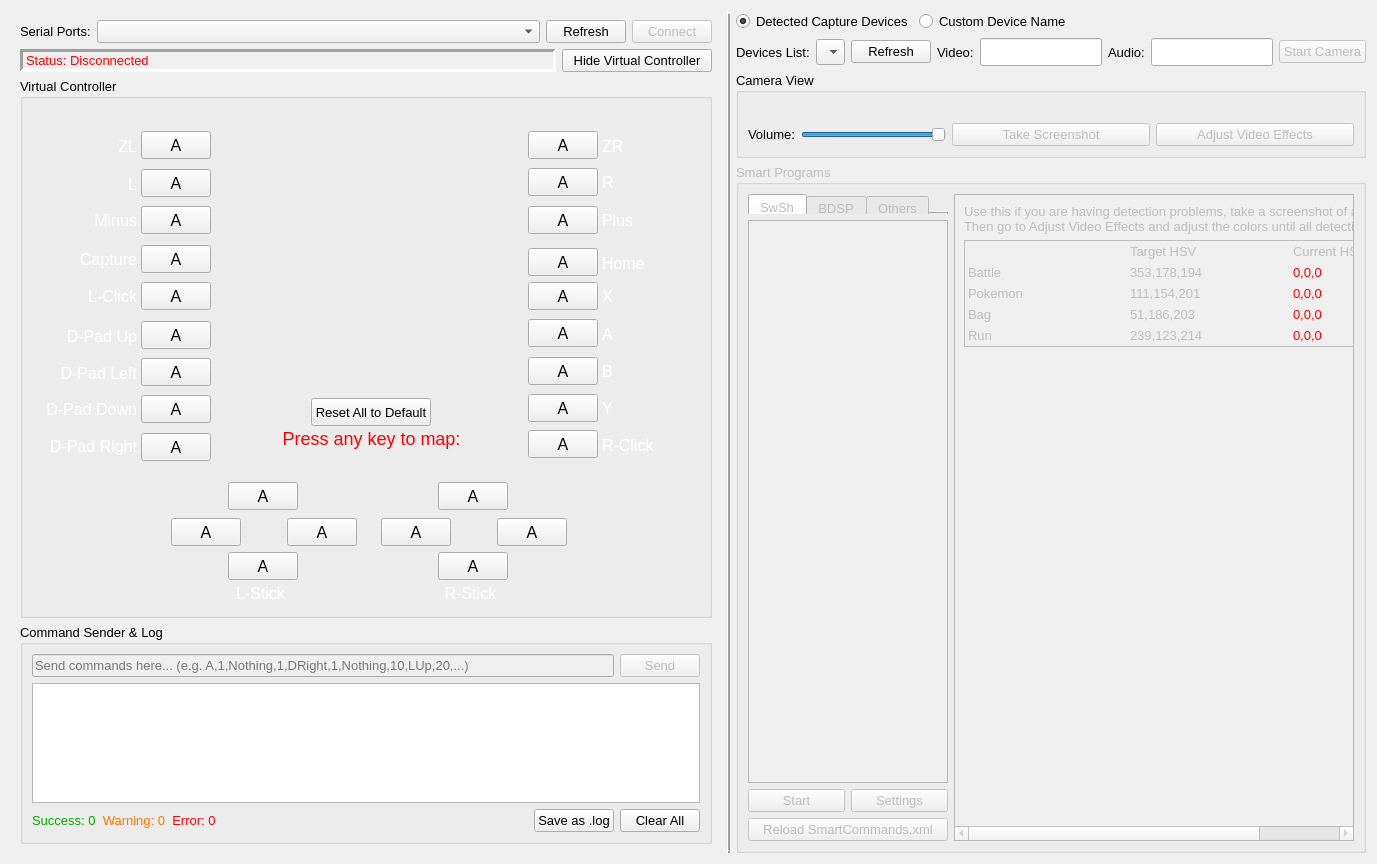
This is remotecontrollerwindow.ui in brianuuu/AutoControllerHelper as Qt 5 draws it before an edit. The edited form follows.
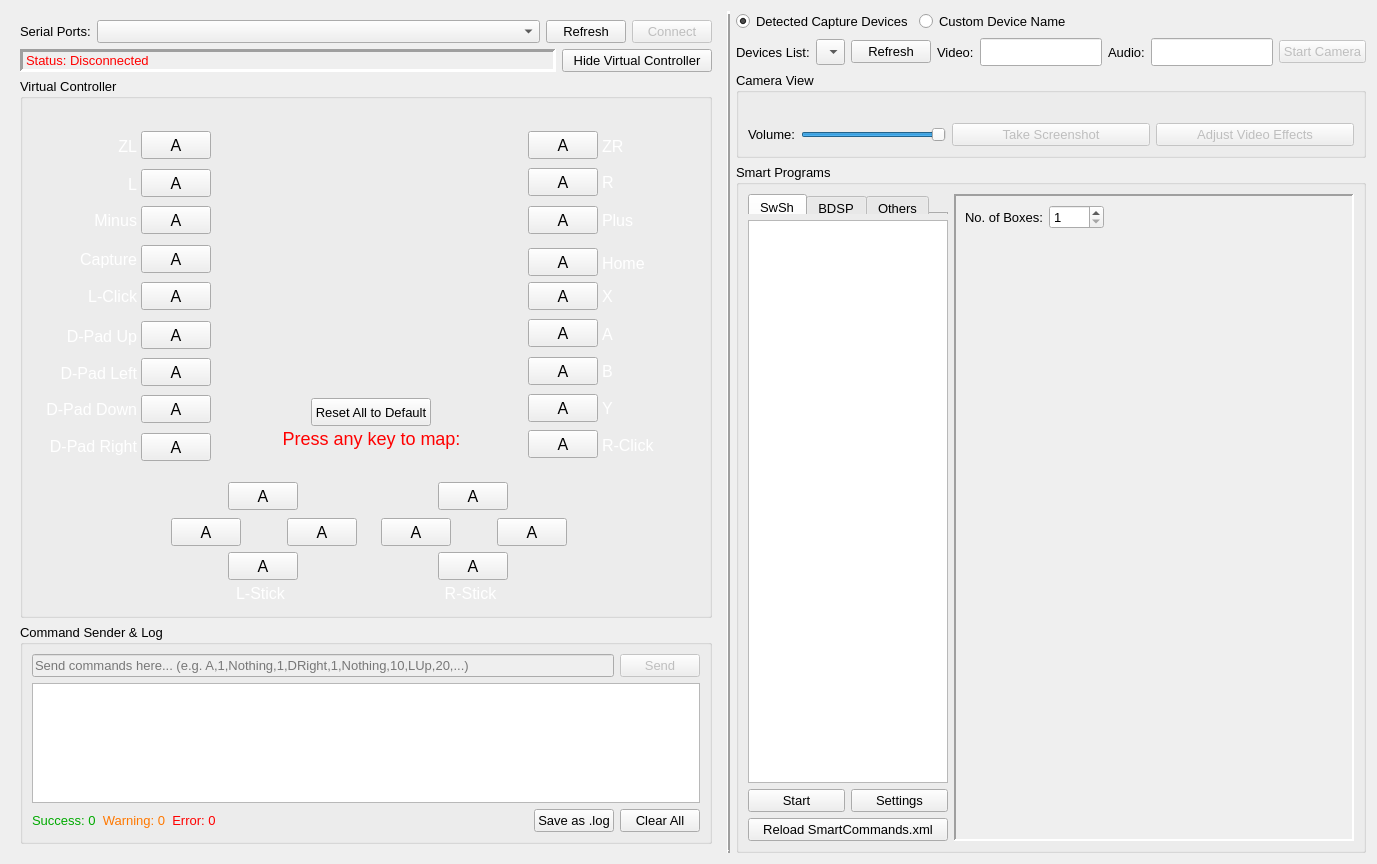
This is the edited form. Icons and pictures are not drawn. Custom widgets are drawn as their Qt base class.

```diff
--- a/remotecontrollerwindow.ui
+++ b/remotecontrollerwindow.ui
@@ -1575,7 +1575,7 @@
      <item>
       <widget class="QGroupBox" name="GB_SmartProgram">
        <property name="enabled">
-        <bool>false</bool>
+        <bool>true</bool>
        </property>
        <property name="sizePolicy">
         <sizepolicy hsizetype="Expanding" vsizetype="Expanding">
@@ -1686,7 +1686,7 @@
              </sizepolicy>
             </property>
             <property name="currentIndex">
-             <number>8</number>
+             <number>9</number>
             </property>
             <widget class="QWidget" name="page">
              <layout class="QVBoxLayout" name="verticalLayout_7">
@@ -2806,6 +2806,12 @@
               </property>
               <item>
                <widget class="QScrollArea" name="scrollArea_9">
+                <property name="frameShape">
+                 <enum>QFrame::Panel</enum>
+                </property>
+                <property name="lineWidth">
+                 <number>2</number>
+                </property>
                 <property name="widgetResizable">
                  <bool>true</bool>
                 </property>
@@ -2814,8 +2820,8 @@
                   <rect>
                    <x>0</x>
                    <y>0</y>
-                   <width>430</width>
-                   <height>319</height>
+                   <width>428</width>
+                   <height>317</height>
                   </rect>
                  </property>
                  <layout class="QVBoxLayout" name="verticalLayout_24">
@@ -2987,6 +2993,100 @@
               </item>
              </layout>
             </widget>
+            <widget class="QWidget" name="page_9">
+             <layout class="QVBoxLayout" name="verticalLayout_26">
+              <property name="leftMargin">
+               <number>0</number>
+              </property>
+              <property name="topMargin">
+               <number>0</number>
+              </property>
+              <property name="rightMargin">
+               <number>0</number>
+              </property>
+              <property name="bottomMargin">
+               <number>0</number>
+              </property>
+              <item>
+               <widget class="QScrollArea" name="scrollArea_10">
+                <property name="frameShape">
+                 <enum>QFrame::Panel</enum>
+                </property>
+                <property name="lineWidth">
+                 <number>2</number>
+                </property>
+                <property name="widgetResizable">
+                 <bool>true</bool>
+                </property>
+                <widget class="QWidget" name="scrollAreaWidgetContents_10">
+                 <property name="geometry">
+                  <rect>
+                   <x>0</x>
+                   <y>0</y>
+                   <width>428</width>
+                   <height>317</height>
+                  </rect>
+                 </property>
+                 <layout class="QVBoxLayout" name="verticalLayout_27">
+                  <item>
+                   <layout class="QHBoxLayout" name="horizontalLayout_26">
+                    <item>
+                     <widget class="QLabel" name="label_49">
+                      <property name="text">
+                       <string>No. of Boxes:</string>
+                      </property>
+                     </widget>
+                    </item>
+                    <item>
+                     <widget class="QSpinBox" name="SP9_SB_Box">
+                      <property name="minimumSize">
+                       <size>
+                        <width>55</width>
+                        <height>0</height>
+                       </size>
+                      </property>
+                      <property name="minimum">
+                       <number>1</number>
+                      </property>
+                      <property name="maximum">
+                       <number>39</number>
+                      </property>
+                     </widget>
+                    </item>
+                    <item>
+                     <spacer name="horizontalSpacer_9">
+                      <property name="orientation">
+                       <enum>Qt::Horizontal</enum>
+                      </property>
+                      <property name="sizeHint" stdset="0">
+                       <size>
+                        <width>40</width>
+                        <height>20</height>
+                       </size>
+                      </property>
+                     </spacer>
+                    </item>
+                   </layout>
+                  </item>
+                  <item>
+                   <spacer name="verticalSpacer_8">
+                    <property name="orientation">
+                     <enum>Qt::Vertical</enum>
+                    </property>
+                    <property name="sizeHint" stdset="0">
+                     <size>
+                      <width>20</width>
+                      <height>275</height>
+                     </size>
+                    </property>
+                   </spacer>
+                  </item>
+                 </layout>
+                </widget>
+               </widget>
+              </item>
+             </layout>
+            </widget>
            </widget>
           </item>
          </layout>
```
Left out of the diff: 20 changed lines with no effect on the pictures.
